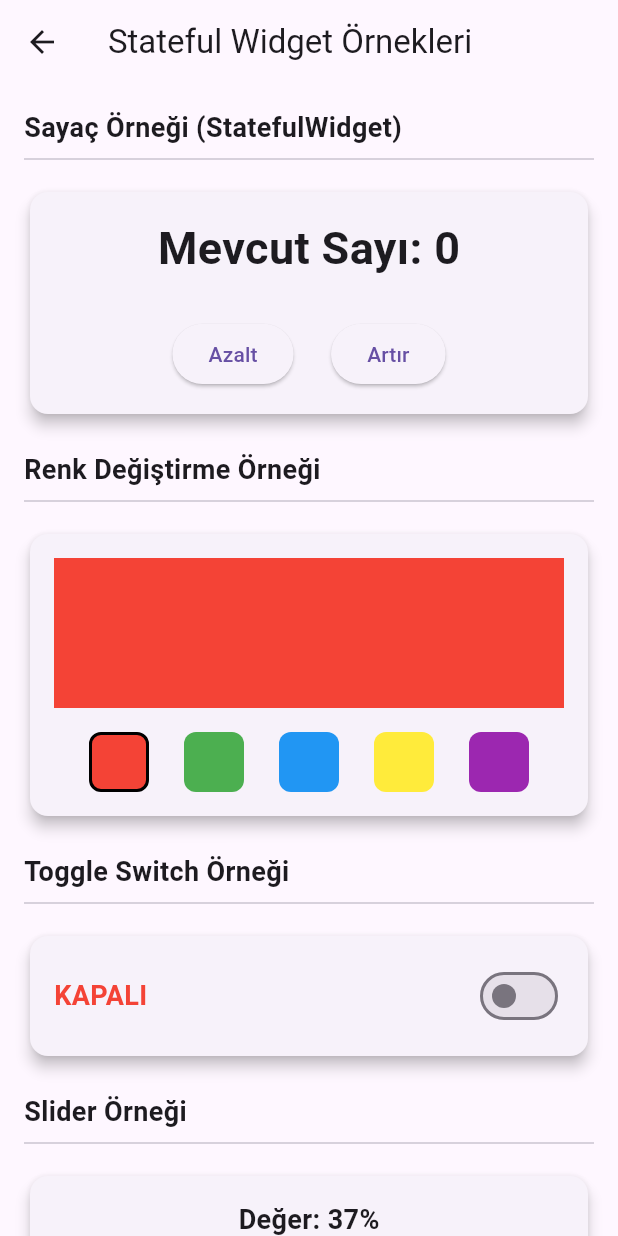
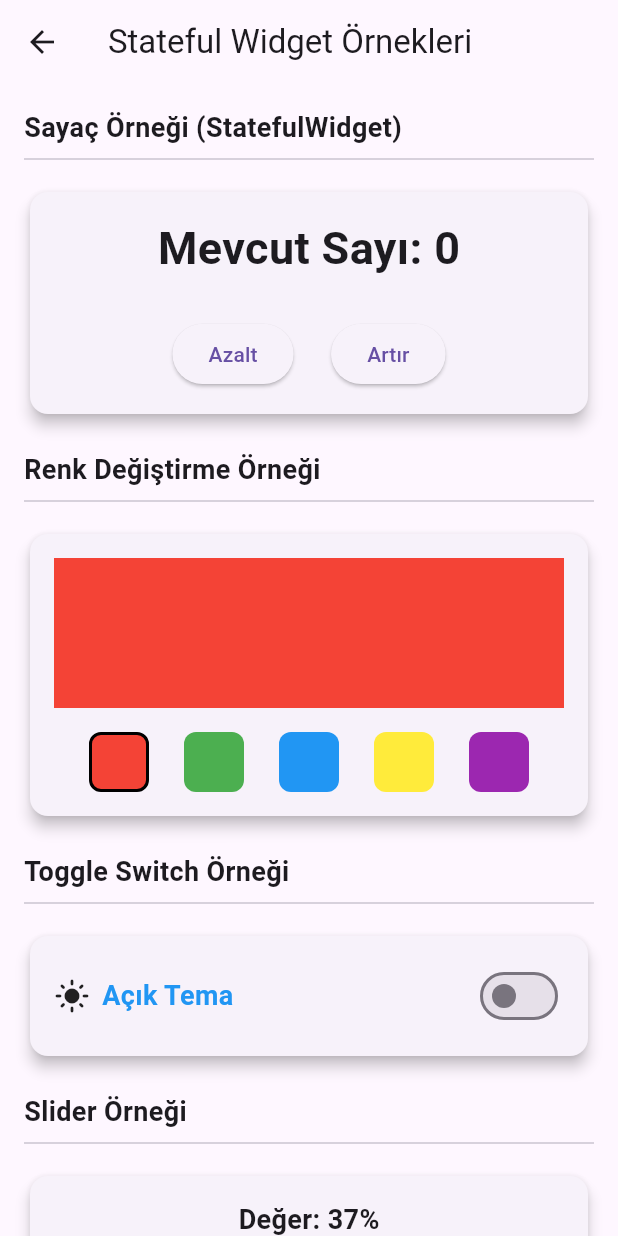
Before and after one commit to abdulkadiryugruk/flutter_learning_widgets, a Flutter app: the screen it shows after launch, after a tap on "Stateful Örnekleri", on a phone screen of 412 x 824 dp. Run offline on Flutter 3.47's test engine with Material 3 defaults, Android fonts, the phone set to English and light mode, and no system bars; network calls fail.

Commit message:
stateful ornekleri guncellendi

```diff
--- a/lib/main.dart
+++ b/lib/main.dart
@@ -6,6 +6,7 @@ import 'screens/stateful_example_screen.dart';
 import 'screens/form_example_screen.dart';
 import 'screens/navigation_example_screen.dart';
 import 'screens/list_example_screen.dart';
+import 'screens/children_widget_screen.dart';
 
 void main() {
   runApp(const MyApp());
--- a/lib/screens/home_screen.dart
+++ b/lib/screens/home_screen.dart
@@ -5,6 +5,7 @@ import 'stateful_example_screen.dart';
 import 'form_example_screen.dart';
 import 'navigation_example_screen.dart';
 import 'list_example_screen.dart';
+import 'children_widget_screen.dart';
 
 class HomeScreen extends StatelessWidget {
   const HomeScreen({super.key});
@@ -103,6 +104,19 @@ class HomeScreen extends StatelessWidget {
                       ),
                     ),
                   ),
+                  _buildCategoryCard(
+                    context,
+                    'children cesitleri',
+                    Icons.list,
+                    Colors.red,
+                    () => Navigator.push(
+                      context,
+                      MaterialPageRoute(
+                        builder: (context) => const ThemeSwitcherScreen(),
+                      ),
+                    ),
+                  ),
+
                 ],
               ),
             ),
--- a/lib/screens/stateful_example_screen.dart
+++ b/lib/screens/stateful_example_screen.dart
@@ -20,9 +20,15 @@ class _StatefulExampleScreenState extends State<StatefulExampleScreen> {
   // Slider örneği için değişken
   double _sliderValue = 0.37;
 
+  bool _isDarkMode = false;
+
   @override
   Widget build(BuildContext context) {
-    return Scaffold(
+    final theme = _isDarkMode ? ThemeData.dark() : ThemeData.light();
+
+    return Theme(
+      data: theme,
+      child: Scaffold(
         appBar: AppBar(title: const Text('Stateful Widget Örnekleri')),
         body: SingleChildScrollView(
           padding: const EdgeInsets.all(16.0),
@@ -111,19 +117,27 @@ class _StatefulExampleScreenState extends State<StatefulExampleScreen> {
                   child: Row(
                     mainAxisAlignment: MainAxisAlignment.spaceBetween,
                     children: [
+                      Row(
+                        children: [
+                          Icon(
+                            _isDarkMode ? Icons.dark_mode : Icons.light_mode,
+                          ),
+                          const SizedBox(width: 8),
                           Text(
-                      _isToggled ? 'AÇIK' : 'KAPALI',
+                            _isDarkMode ? 'Koyu Tema' : 'Açık Tema',
                             style: TextStyle(
                               fontSize: 18,
                               fontWeight: FontWeight.bold,
-                        color: _isToggled ? Colors.green : Colors.red,
+                              color: _isDarkMode ? Colors.amber : Colors.blue,
                             ),
                           ),
+                        ],
+                      ),
                       Switch(
-                      value: _isToggled,
+                        value: _isDarkMode,
                         onChanged: (value) {
                           setState(() {
-                          _isToggled = value;
+                            _isDarkMode = value;
                           });
                         },
                       ),
@@ -156,7 +170,10 @@ class _StatefulExampleScreenState extends State<StatefulExampleScreen> {
                           });
                         },
                       ),
-                    LinearProgressIndicator(value: _sliderValue, minHeight: 10),
+                      LinearProgressIndicator(
+                        value: _sliderValue,
+                        minHeight: 10,
+                      ),
                     ],
                   ),
                 ),
@@ -175,6 +192,7 @@ class _StatefulExampleScreenState extends State<StatefulExampleScreen> {
 
               const SizedBox(height: 30),
             ],
+          ),
         ),
       ),
     );
```
Also changed, not shown: lib/screens/children_widget_screen.dart (added, +115 -0 lines). Lines whose indentation alone changed are shown as unchanged.
